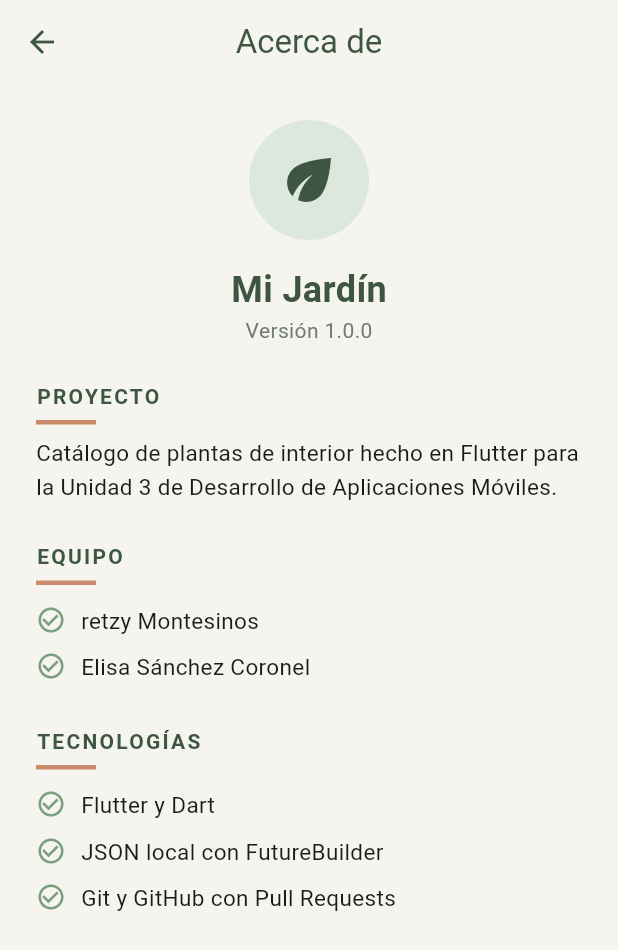
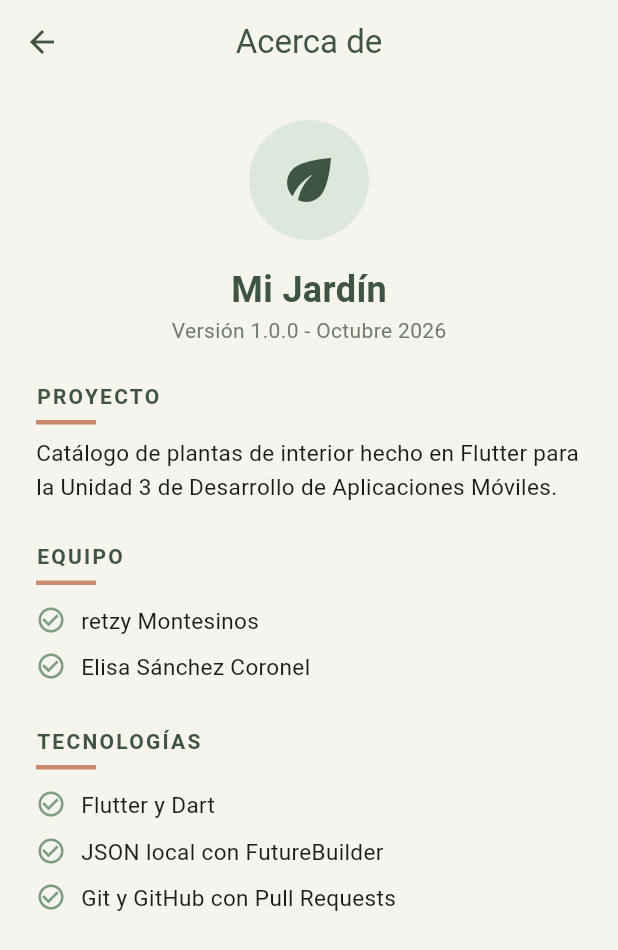
Before and after one commit to Yare-mon/plantas_app, a Flutter app: the AcercaDeScreen screen opened directly, on a phone screen of 412 x 824 dp. Shown: the top 950 px of the screen. Run offline on Flutter 3.47's test engine with Material 3 defaults, Android fonts, the phone set to English and light mode, and no system bars.

Commit message:
Conflicto 5: cambia la version de la app (version A)

```diff
--- a/lib/presentation/screens/acerca_de_screen.dart
+++ b/lib/presentation/screens/acerca_de_screen.dart
@@ -21,7 +21,8 @@ class AcercaDeScreen extends StatelessWidget {
               child: CircleAvatar(
                 radius: 40,
                 backgroundColor: AppColors.primarioClaro,
-                child: Icon(Icons.eco, size: 44, color: AppColors.primarioOscuro),
+                child:
+                    Icon(Icons.eco, size: 44, color: AppColors.primarioOscuro),
               ),
             ),
             const SizedBox(height: 16),
@@ -37,22 +38,19 @@ class AcercaDeScreen extends StatelessWidget {
             ),
             const Center(
               child: Text(
-                'Versión 1.0.0',
+                'Versión 1.0.0 - Octubre 2026',
                 style: TextStyle(color: AppColors.textoSuave),
               ),
             ),
-
             const TituloSeccion(texto: 'Proyecto'),
             const Text(
               'Catálogo de plantas de interior hecho en Flutter para la Unidad 3 '
               'de Desarrollo de Aplicaciones Móviles.',
               style: TextStyle(fontSize: 15, height: 1.5),
             ),
-
             const TituloSeccion(texto: 'Equipo'),
             const ItemLista(texto: 'retzy Montesinos'),
             const ItemLista(texto: 'Elisa Sánchez Coronel'),
-
             const TituloSeccion(texto: 'Tecnologías'),
             const ItemLista(texto: 'Flutter y Dart'),
             const ItemLista(texto: 'JSON local con FutureBuilder'),
```
